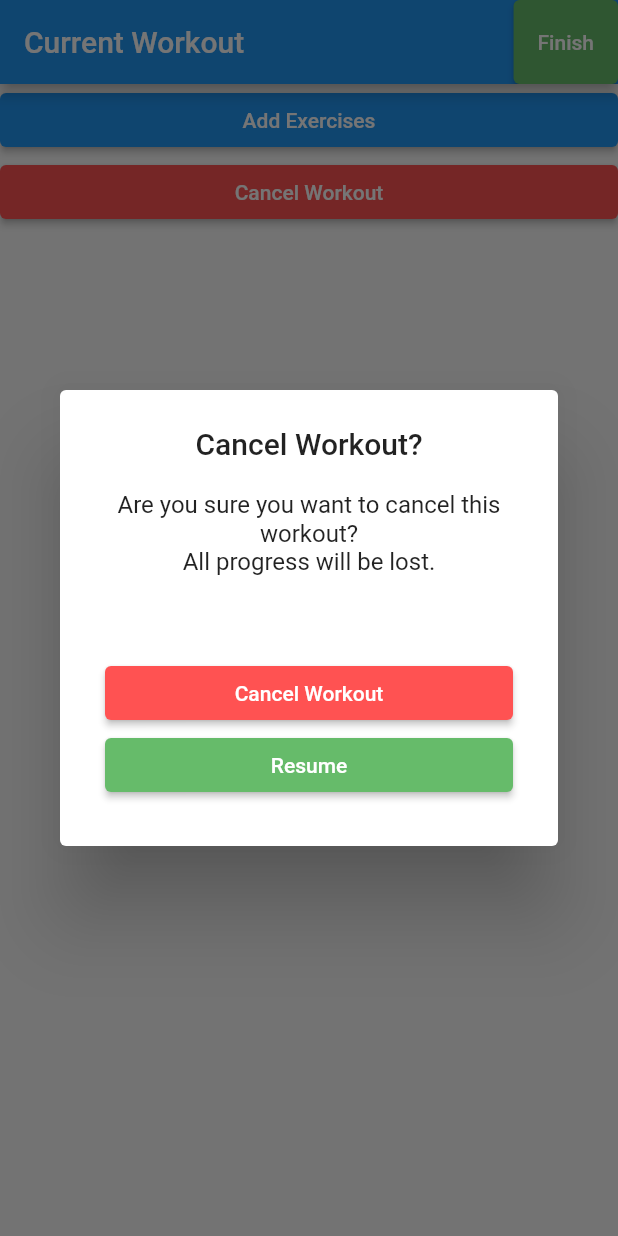
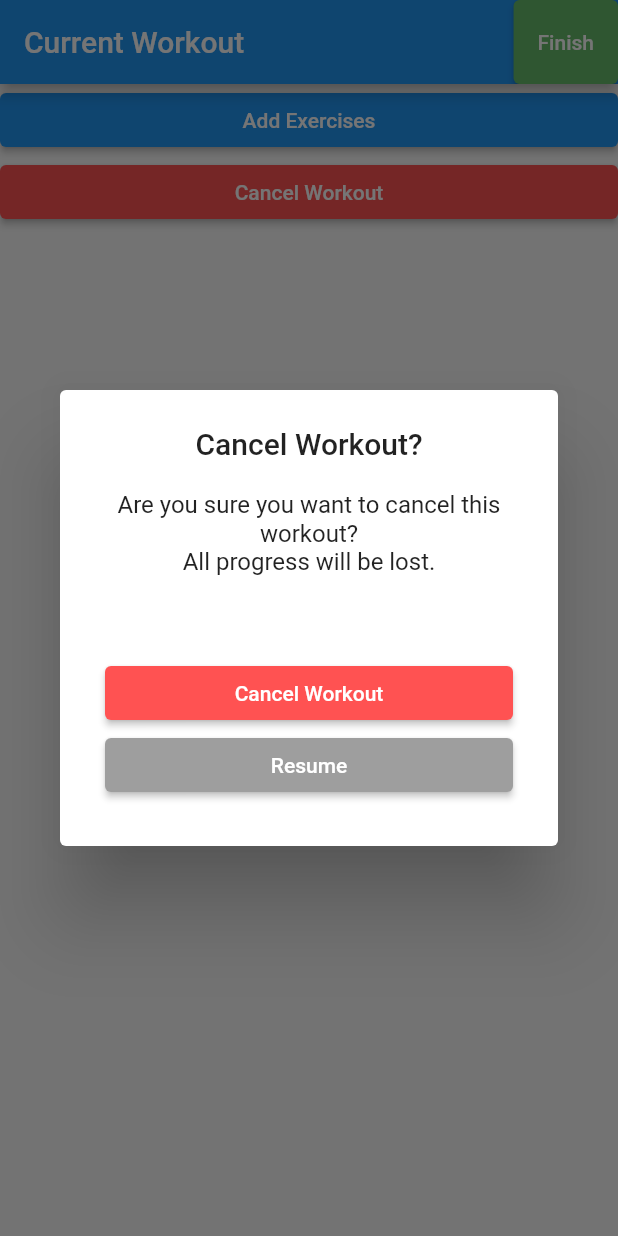
Before and after one commit to vitalikmordak/gym_tracker, a Flutter app: the CurrentWorkoutPage screen opened directly, after a tap on "Finish", on a phone screen of 412 x 824 dp. Run offline on Flutter 3.47's test engine with Material 2 defaults, Android fonts, the phone set to English and light mode, and no system bars.

Commit message:
Refactor close_alert_dialog.dart to be more reusable

```diff
--- a/lib/components/close_alert_dialog.dart
+++ b/lib/components/close_alert_dialog.dart
@@ -1,19 +1,25 @@
 import 'package:flutter/material.dart';
+
+const defaultResumeButtonBackgroundColor = Color(0xFF9E9E9E); //grey.shade500
 
 class CloseAlertDialog extends StatelessWidget {
   const CloseAlertDialog(
       {super.key,
       required this.title,
       this.content = '',
-      required this.cancelButtonText,
+      required this.actionButtonText,
       required this.resumeButtonText,
-      this.cancelAction});
+      this.actionButtonOnPressed,
+      this.actionButtonStyle,
+      this.resumeButtonStyle});
 
   final String title;
   final String content;
-  final String cancelButtonText;
+  final String actionButtonText;
   final String resumeButtonText;
-  final Function? cancelAction;
+  final Function? actionButtonOnPressed;
+  final ButtonStyle? actionButtonStyle;
+  final ButtonStyle? resumeButtonStyle;
 
   @override
   Widget build(BuildContext context) {
@@ -33,22 +39,20 @@ class CloseAlertDialog extends StatelessWidget {
         SizedBox(
           width: double.infinity,
           child: ElevatedButton(
-            style: ElevatedButton.styleFrom(
-              backgroundColor: Colors.redAccent,
-            ),
+            style: actionButtonStyle,
             onPressed: () {
+              actionButtonOnPressed;
               // Close firstly alert dialog, then bottom modal sheet
               Navigator.pop(context);
               Navigator.pop(context);
             },
-            child: Text(cancelButtonText),
+            child: Text(actionButtonText),
           ),
         ),
         SizedBox(
           width: double.infinity,
           child: ElevatedButton(
-            style: ElevatedButton.styleFrom(
-                backgroundColor: Colors.green.shade400),
+            style: resumeButtonStyle ?? ElevatedButton.styleFrom(backgroundColor: defaultResumeButtonBackgroundColor),
             onPressed: () =>
                 // close only alert dialog
                 Navigator.pop(context),
--- a/lib/screens/current_workout_page.dart
+++ b/lib/screens/current_workout_page.dart
@@ -27,6 +27,7 @@ class _CurrentWorkoutPageState extends State<CurrentWorkoutPage> {
               style: ElevatedButton.styleFrom(
                   backgroundColor: Colors.green.shade400),
               onPressed: () {
+                if (setByExercise.isEmpty) {
                   showDialog(
                       context: context,
                       builder: (BuildContext context) {
@@ -34,11 +35,28 @@ class _CurrentWorkoutPageState extends State<CurrentWorkoutPage> {
                           title: 'Cancel Workout?',
                           content:
                               'Are you sure you want to cancel this workout? \nAll progress will be lost.',
-                        cancelButtonText: 'Cancel Workout',
+                          actionButtonText: 'Cancel Workout',
                           resumeButtonText: 'Resume',
-                        cancelAction: () => _workoutRunning = false,
+                          actionButtonStyle: ElevatedButton.styleFrom(
+                            backgroundColor: Colors.redAccent,
+                          ),
                         );
                       });
+                } else {
+                  showDialog(
+                      context: context,
+                      builder: (BuildContext context) {
+                        return CloseAlertDialog(
+                          title: '💪',
+                          content: 'Finish Workout?',
+                          actionButtonText: 'Finish',
+                          resumeButtonText: 'Cancel',
+                          actionButtonStyle: ElevatedButton.styleFrom(
+                            backgroundColor: Colors.green.shade400,
+                          ),
+                        );
+                      });
+                }
               },
             ),
           ]),
@@ -59,7 +77,8 @@ class _CurrentWorkoutPageState extends State<CurrentWorkoutPage> {
                           _selectedExercises[index], () => []);
                       return ExpansionTile(
                           maintainState: true,
-                          expandedCrossAxisAlignment: CrossAxisAlignment.stretch,
+                          expandedCrossAxisAlignment:
+                              CrossAxisAlignment.stretch,
                           title: Text(_selectedExercises[index]),
                           children: [
                             Row(
@@ -85,21 +104,19 @@ class _CurrentWorkoutPageState extends State<CurrentWorkoutPage> {
                               ],
                             ),
                             Column(
-                              children: setByExercise[_selectedExercises[index]] ?? [],
+                              children:
+                                  setByExercise[_selectedExercises[index]] ??
+                                      [],
                             ),
                             ElevatedButton(
                                 onPressed: () {
                                   setState(() {
-                                    if (setByExercise[
-                                            _selectedExercises[index]] !=
-                                        null) {
-                                      setByExercise[_selectedExercises[index]]!
-                                          .add(ExerciseSetComponent(
-                                              setNumber: setByExercise[
-                                                          _selectedExercises[
-                                                              index]]!
-                                                      .length +
-                                                  1));
+                                    var listOfExerciseSets = setByExercise[
+                                        _selectedExercises[index]];
+                                    if (listOfExerciseSets != null) {
+                                      listOfExerciseSets.add(
+                                          ExerciseSetComponent(
+                                              setNumber: listOfExerciseSets.length + 1));
                                     }
                                   });
                                 },
```
Lines whose indentation alone changed are shown as unchanged.
